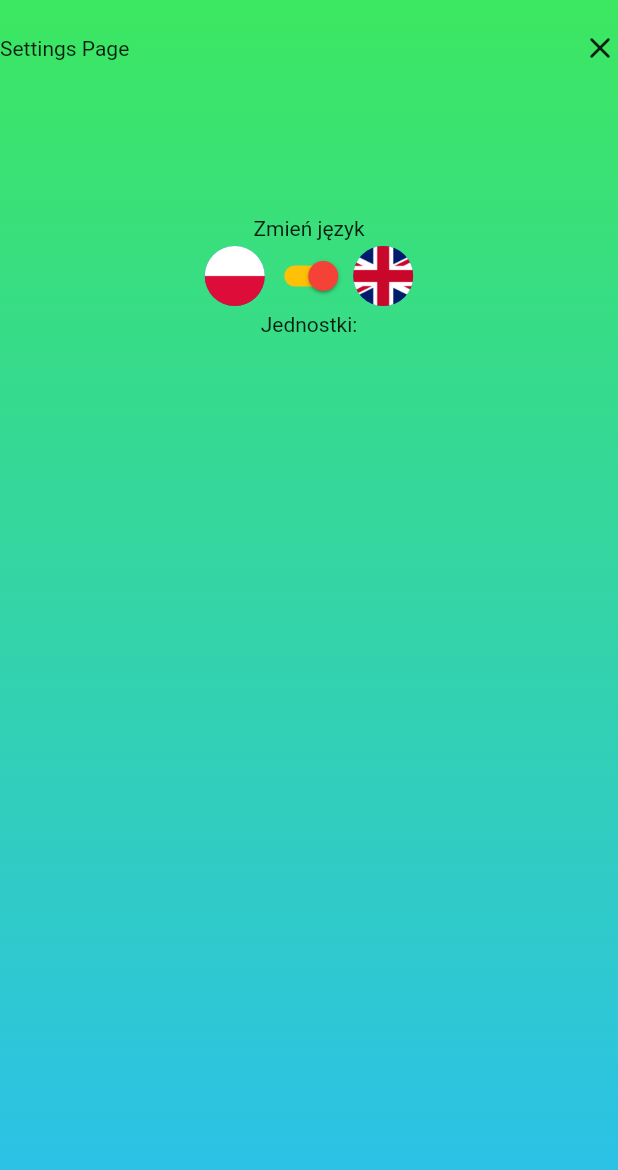
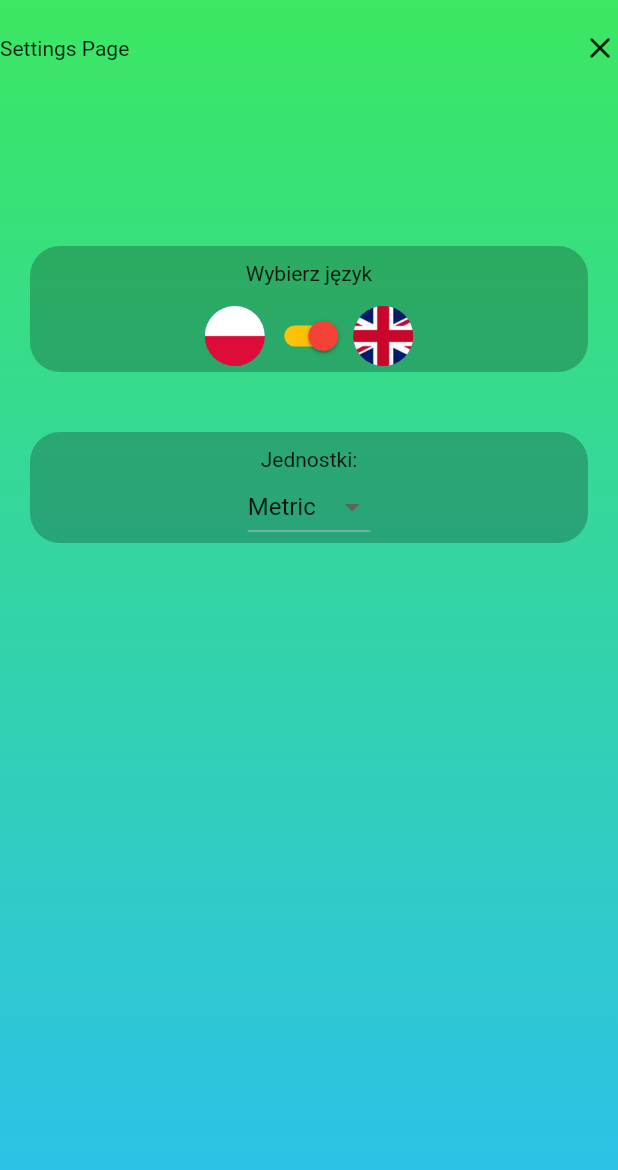
Before and after one commit to mateuszsoltys/bmi_calc, a Flutter app: the SettingsPage screen opened directly, on a phone screen of 412 x 824 dp. Shown: the top 1170 px of the screen. Run offline on Flutter 3.47's test engine with Material 2 defaults, Android fonts, the phone set to English and light mode, and no system bars; our stand-ins replace bloc, flutter_bloc, rive; missing offline and left inert: draggable_bottom_sheet.

Commit message:
Add global states and create settings filelds

```diff
--- a/lib/app/app.dart
+++ b/lib/app/app.dart
@@ -1,4 +1,6 @@
+import 'package:bmi_calc/app/cubit/core_cubit.dart';
 import 'package:flutter/material.dart';
+import 'package:flutter_bloc/flutter_bloc.dart';
 
 import 'data/theme/theme_data.dart';
 import 'features/home_page/home_page.dart';
@@ -8,11 +10,18 @@ class MyApp extends StatelessWidget {
 
   @override
   Widget build(BuildContext context) {
-    return MaterialApp(
-      debugShowCheckedModeBanner: false,
-      title: 'BMI CALC',
-      theme: appTheme(),
-      home: const HomePage(),
+    return BlocProvider(
+      create: (context) => CoreCubit()..start(),
+      child: BlocBuilder<CoreCubit, CoreState>(
+        builder: (context, state) {
+          return MaterialApp(
+            debugShowCheckedModeBanner: false,
+            title: 'BMI CALC',
+            theme: appTheme(),
+            home: const HomePage(),
+          );
+        },
+      ),
     );
   }
 }
--- a/lib/app/core/enum.dart
+++ b/lib/app/core/enum.dart
@@ -3,10 +3,10 @@ enum Lang {
   gb,
 }
 
-enum Unit {
+enum Units {
   iso('Metric'),
   imp('Imperial');
 
-  const Unit(this.label);
+  const Units(this.label);
   final String label;
 }
--- a/lib/app/cubit/core_cubit.dart
+++ b/lib/app/cubit/core_cubit.dart
@@ -1,8 +1,15 @@
 import 'package:bloc/bloc.dart';
+import 'package:bmi_calc/app/core/enum.dart';
 import 'package:meta/meta.dart';
 
 part 'core_state.dart';
 
 class CoreCubit extends Cubit<CoreState> {
-  CoreCubit() : super(CoreState());
+  CoreCubit() : super(CoreState(language: Lang.pl, unit: Units.iso));
+
+  Future<void> start() async {
+    emit(CoreState(language: Lang.pl, unit: Units.iso));
+  }
+
+  Future<void> changeUnit() async {}
 }
--- a/lib/app/cubit/core_state.dart
+++ b/lib/app/cubit/core_state.dart
@@ -1,4 +1,9 @@
 part of 'core_cubit.dart';
 
 @immutable
-class CoreState {}
+class CoreState {
+  final Lang language;
+  final Units unit;
+
+  CoreState({required this.language, required this.unit});
+}
--- a/lib/app/features/settings_page/settings_page.dart
+++ b/lib/app/features/settings_page/settings_page.dart
@@ -1,4 +1,8 @@
+import 'package:bmi_calc/app/cubit/core_cubit.dart';
 import 'package:flutter/material.dart';
+import 'package:flutter_bloc/flutter_bloc.dart';
+
+import '../../core/enum.dart';
 
 class SettingsPage extends StatelessWidget {
   const SettingsPage({super.key});
@@ -6,6 +10,8 @@ class SettingsPage extends StatelessWidget {
   @override
   Widget build(BuildContext context) {
     bool lang = true;
+    return BlocBuilder<CoreCubit, CoreState>(
+      builder: (context, core) {
         return Container(
             decoration: const BoxDecoration(
                 gradient: LinearGradient(
@@ -29,7 +35,67 @@ class SettingsPage extends StatelessWidget {
                     const SizedBox(
                       height: 100,
                     ),
-                const Text('Zmień język'),
+                    LanguageField(lang: lang),
+                    Container(
+                      width: MediaQuery.of(context).size.width,
+                      margin: const EdgeInsets.all(20),
+                      decoration: const BoxDecoration(
+                          color: Color.fromARGB(59, 0, 0, 0),
+                          borderRadius: BorderRadius.all(Radius.circular(20))),
+                      child: Column(
+                        children: [
+                          const SizedBox(
+                            height: 10,
+                          ),
+                          const Text('Jednostki:'),
+                          DropdownButton(
+                              borderRadius: BorderRadius.circular(20),
+                              dropdownColor: Color.fromARGB(255, 35, 228, 212),
+                              value: core.unit,
+                              items: Units.values.map((Units unit) {
+                                return DropdownMenuItem<Units>(
+                                    value: unit, child: Text(unit.label));
+                              }).toList(),
+                              onChanged: (Units? unit) {
+                                context.read<CoreCubit>().changeUnit();
+                              })
+                        ],
+                      ),
+                    )
+                  ],
+                ),
+              ),
+            ));
+      },
+    );
+  }
+}
+
+class LanguageField extends StatelessWidget {
+  const LanguageField({
+    Key? key,
+    required this.lang,
+  }) : super(key: key);
+
+  final bool lang;
+
+  @override
+  Widget build(BuildContext context) {
+    return Container(
+      width: MediaQuery.of(context).size.width,
+      margin: const EdgeInsets.all(20),
+      decoration: const BoxDecoration(
+          color: Color.fromARGB(59, 0, 0, 0),
+          borderRadius: BorderRadius.all(Radius.circular(20))),
+      child: Column(
+        children: [
+          const SizedBox(
+            height: 10,
+          ),
+          const Text('Wybierz język'),
+          const SizedBox(
+            height: 10,
+          ),
           Row(
             mainAxisAlignment: MainAxisAlignment.center,
             children: [
@@ -49,12 +115,9 @@ class SettingsPage extends StatelessWidget {
                 backgroundImage: AssetImage('assets/pics/flag_uk.png'),
               ),
             ],
-                ),
-                const Text('Jednostki:'),
-                //todo: DropdownButton
+          )
         ],
       ),
-          ),
-        ));
+    );
   }
 }
--- a/lib/app/main.dart
+++ b/lib/main.dart
@@ -1,6 +1,6 @@
 import 'package:flutter/material.dart';
 
-import 'app.dart';
+import 'app/app.dart';
 
 void main() {
   runApp(const MyApp());
```
Lines whose indentation alone changed are shown as unchanged.
